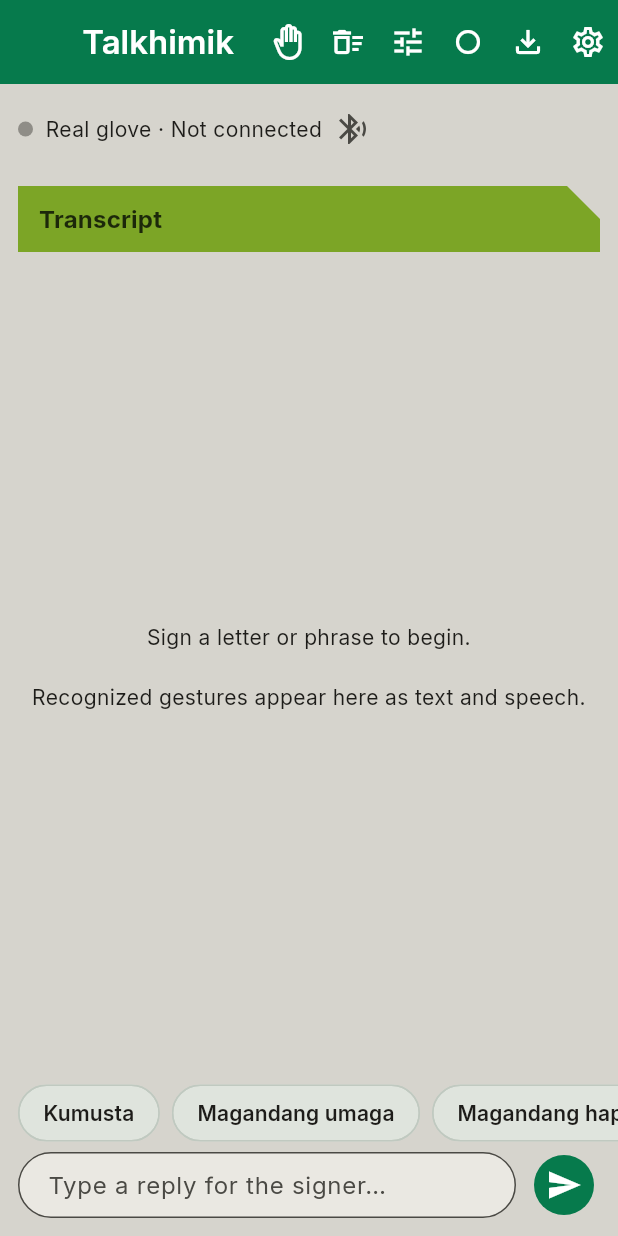
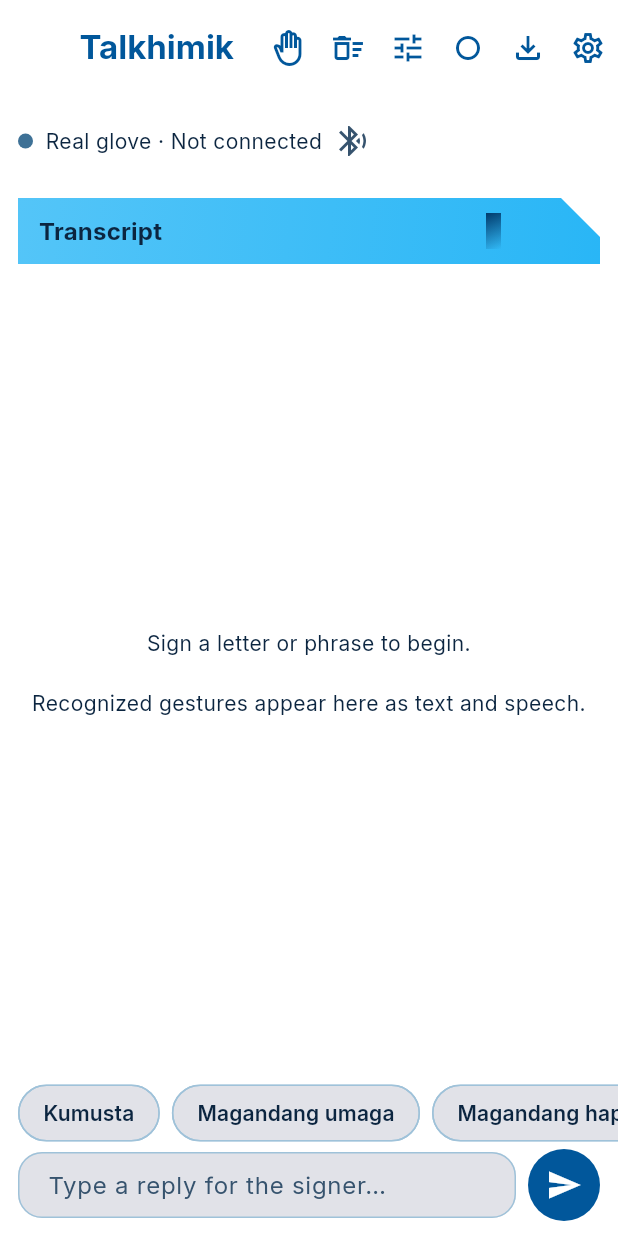
Before and after one commit to DaRealDB/Talkhimik-FSL-gloves, a Flutter app: the screen it shows after launch, on a phone screen of 412 x 824 dp. Run offline on Flutter 3.47's test engine with Material 3 defaults, Android fonts, the phone set to English and light mode, and no system bars; our stand-ins replace flutter_blue_plus, flutter_riverpod, flutter_tts, hive_ce, permission_handler, share_plus and 1 more; accounts and stored records are empty.

Commit message:
ui: step 2 - blue token rewrite + diagonal slab language
- Palette rewritten to sky/azure/navy on white (approved); green/olive
  tokens deleted; light primary theme with 64 dp left-title app bar
- Component metrics: 48 dp pills, 56 dp inputs with azure focus, 16 dp
  card radius + 1 dp AA hairline, navy-tinted shadows, bottom-nav theming
- DiagonalSlab + SlabBackdrop widgets; HeaderBand re-skinned with the
  brand gradient, 45° end cap, and fold-shadow seam

Co-Authored-By: Claude Code <noreply@anthropic.com>

```diff
--- a/lib/core/theme/app_theme.dart
+++ b/lib/core/theme/app_theme.dart
@@ -2,45 +2,75 @@ import 'package:flutter/material.dart';
 
 import 'motion.dart';
 
-/// Talkhimik design tokens (approved 2026-10, "simplify + refresh" pass) —
-/// Pokémon GO Hub-style: brand green surfaces, olive-lime header bands with
-/// a deep-green diagonal corner, warm-gray page, light rounded cards, pill
-/// shapes. LIGHT is the primary theme; the dark variant derives from the
-/// same hues. WCAG AA throughout (on-lime text is near-black — white fails).
+/// Talkhimik design tokens v3 (approved 2026-10) — the three signature
+/// blues (sky / azure / navy) on a clean white field, 45° diagonal slab
+/// geometry, soft navy-tinted shadows. Supersedes the green/olive palette;
+/// the token ARCHITECTURE (ColorScheme + ThemeExtensions) is unchanged.
+///
+/// AA rules baked in: sky #54C5F8 and azure #29B6F6 are FILLS only
+/// (≈1.9:1 / ≈2.3:1 on white); anything on them uses navy text. Every
+/// card/input carries the 1 dp #3E7196 hairline (4.4:1 vs white) so the
+/// background → card → chip depth step is always legible.
 class AppColors {
   AppColors._();
 
   // Brand (light)
-  static const brandGreen = Color(0xFF067A4C); // app bar, primary buttons
-  static const forest = Color(0xFF17713F); // diagonal corner, outlines
-  static const lime = Color(0xFF7CA526); // header band
-  static const limeText = Color(0xFF1C280A); // on-lime (AA)
-  static const primaryContainer = Color(0xFFCFE8D8);
-  static const onPrimaryContainer = Color(0xFF0A3323);
-  static const warmPage = Color(0xFFD6D4CD);
-  static const card = Color(0xFFEAE8E2);
-  static const surfaceVariant = Color(0xFFBFBDB6);
-  static const outlineGray = Color(0xFF8F8D87);
-  static const text = Color(0xFF1D1C19);
-  static const textMuted = Color(0xFF4A4944);
+  static const navy = Color(0xFF01579B); // primary, active states
+  static const navyText = Color(0xFF0B2540); // primary text (14.5:1)
+  static const azure = Color(0xFF29B6F6); // secondary — fills only
+  static const sky = Color(0xFF54C5F8); // tertiary — decoration only
+  static const fold = Color(0xFF013A6B); // fold-shadow core
+  static const tintSky = Color(0xFFF3F9FD); // card surface
+  static const tintSkyDeep = Color(0xFFE6F3FB); // chips / inputs
+  static const textSecondary = Color(0xFF36536E); // 8.0:1 on white
+  static const textTertiary = Color(0xFF5F7A91); // 4.6:1 on white
+  static const outlineBlue = Color(0xFF3E7196); // hairlines (4.4:1)
+  static const outlineSoft = Color(0xFF9FC2D9); // decorative dividers
+  static const shadowBlue = Color(0x1F01579B); // rgba(1,87,155,0.12)
 
-  // State
+  // Dark
+  static const darkBg = Color(0xFF06182B);
+  static const darkSurface = Color(0xFF0C2540);
+  static const darkSurfaceVariant = Color(0xFF123456);
+  static const darkOutline = Color(0xFF5B87AB);
+
+  // Semantic
   static const success = Color(0xFF1B7A3D);
   static const warning = Color(0xFFB26A00);
   static const danger = Color(0xFFB3261E);
+  static const infoTeal = Color(0xFF00796B); // info ≠ brand blue
 
-  // Finger fill gradient (neutral → lime as flexion grows).
-  static const fingerLow = Color(0xFFD8D0C4);
-  static const fingerHigh = Color(0xFF7CA526);
-
-  /// Confidence badge colors (FR-4): outline-style so they never read as
-  /// brand surfaces; AA on both themes.
+  /// Confidence badge colors (FR-4): green/amber/red + ✓/◐/! glyphs.
   static const confidenceGreen = Color(0xFF1B7A3D);
   static const confidenceAmber = Color(0xFFB26A00);
   static const confidenceRed = Color(0xFFB3261E);
+
+  // Finger gradient (2-stop approximation; the 4-stop version lands with
+  // the hand re-skin).
+  static const fingerLow = Color(0xFFD6EEFB);
+  static const fingerHigh = Color(0xFF54C5F8);
+
+  static const brandGradient = LinearGradient(
+    begin: Alignment.topLeft,
+    end: Alignment.bottomRight,
+    colors: [sky, azure],
+  );
+
+  static const deepGradient = LinearGradient(
+    begin: Alignment.topLeft,
+    end: Alignment.bottomRight,
+    colors: [azure, navy],
+  );
+
+  /// Soft inner shadow where navy meets azure (the logo's fold).
+  static const foldGradient = LinearGradient(
+    begin: Alignment.topLeft,
+    end: Alignment.bottomRight,
+    colors: [fold, Color(0x00013A6B)],
+  );
 }
 
-/// Custom tokens beyond [ColorScheme] (header band, finger gradient).
+/// Custom tokens beyond [ColorScheme] (slab colors, finger gradient).
 @immutable
 class TalkhimikTokens extends ThemeExtension<TalkhimikTokens> {
   const TalkhimikTokens({
@@ -51,13 +81,13 @@ class TalkhimikTokens extends ThemeExtension<TalkhimikTokens> {
     required this.fingerHigh,
   });
 
-  /// Olive-lime card header band.
+  /// Sky — diagonal slab / header fills.
   final Color header;
 
-  /// Deep forest green of the diagonal corner.
+  /// Navy — outline, accents, fold shadow.
   final Color headerDark;
 
-  /// AA-safe text on the header band.
+  /// AA-safe text on the slab (navy on sky).
   final Color headerText;
 
   /// Finger gradient endpoints.
@@ -65,19 +95,19 @@ class TalkhimikTokens extends ThemeExtension<TalkhimikTokens> {
   final Color fingerHigh;
 
   static const light = TalkhimikTokens(
-    header: AppColors.lime,
-    headerDark: AppColors.forest,
-    headerText: AppColors.limeText,
+    header: AppColors.sky,
+    headerDark: AppColors.navy,
+    headerText: AppColors.navyText,
     fingerLow: AppColors.fingerLow,
     fingerHigh: AppColors.fingerHigh,
   );
 
   static const dark = TalkhimikTokens(
-    header: Color(0xFF9CBF4D),
-    headerDark: Color(0xFF4CAF7D),
-    headerText: Color(0xFF1B2908),
-    fingerLow: Color(0xFF4A463E),
-    fingerHigh: Color(0xFF9CBF4D),
+    header: AppColors.sky,
+    headerDark: AppColors.azure,
+    headerText: AppColors.darkBg,
+    fingerLow: AppColors.fingerLow,
+    fingerHigh: AppColors.sky,
   );
 
   @override
@@ -108,9 +138,6 @@ class TalkhimikTokens extends ThemeExtension<TalkhimikTokens> {
     );
   }
 }
-
-const _radiusCard = 16.0;
-const _radiusControl = 12.0;
 
 /// App-specific text styles (typography pass): the product's main text
 /// (transcriptWord) is the largest, most legible style; live numbers use
@@ -232,32 +259,123 @@ TalkhimikText _buildTalkhimikText() => const TalkhimikText(
 
 ThemeData buildLightTheme() {
   final scheme = ColorScheme.fromSeed(
-    seedColor: AppColors.brandGreen,
-    primary: AppColors.brandGreen,
-    secondary: AppColors.forest,
-    tertiary: AppColors.lime,
-    surface: AppColors.card,
-    onSurface: AppColors.text,
-    onSurfaceVariant: AppColors.textMuted,
-    outline: AppColors.outlineGray,
+    seedColor: AppColors.navy,
+    primary: AppColors.navy,
+    onPrimary: Colors.white,
+    secondary: AppColors.azure,
+    onSecondary: AppColors.navyText,
+    tertiary: AppColors.sky,
+    onTertiary: AppColors.navyText,
+    surface: AppColors.tintSky,
+    onSurface: AppColors.navyText,
+    onSurfaceVariant: AppColors.textSecondary,
+    outline: AppColors.outlineBlue,
+    outlineVariant: AppColors.outlineSoft,
     error: AppColors.danger,
     brightness: Brightness.light,
   );
   return _base(scheme, TalkhimikTokens.light).copyWith(
-    scaffoldBackgroundColor: AppColors.warmPage,
+    scaffoldBackgroundColor: Colors.white,
+    appBarTheme: AppBarTheme(
+      backgroundColor: Colors.white,
+      foregroundColor: AppColors.navy,
+      centerTitle: false,
+      elevation: 0,
+      scrolledUnderElevation: 1,
+      toolbarHeight: 64,
+      titleTextStyle: const TextStyle(
+        fontFamily: 'Inter',
+        fontSize: 22,
+        fontWeight: FontWeight.w700,
+        color: AppColors.navy,
+      ),
+    ),
+    filledButtonTheme: FilledButtonThemeData(
+      style: FilledButton.styleFrom(
+        backgroundColor: AppColors.navy,
+        foregroundColor: Colors.white,
+        minimumSize: const Size(88, 48),
+        padding: const EdgeInsets.symmetric(horizontal: 24),
+        textStyle: const TextStyle(
+            fontFamily: 'Inter', fontSize: 16, fontWeight: FontWeight.w600),
+        shape: const StadiumBorder(),
+      ),
+    ),
+    outlinedButtonTheme: OutlinedButtonThemeData(
+      style: OutlinedButton.styleFrom(
+        foregroundColor: AppColors.navy,
+        minimumSize: const Size(88, 48),
+        padding: const EdgeInsets.symmetric(horizontal: 24),
+        side: const BorderSide(color: AppColors.navy, width: 1.5),
+        shape: const StadiumBorder(),
+      ),
+    ),
+    bottomNavigationBarTheme: const BottomNavigationBarThemeData(
+      backgroundColor: Colors.white,
+      selectedItemColor: AppColors.navy,
+      unselectedItemColor: AppColors.textTertiary,
+      type: BottomNavigationBarType.fixed,
+      showUnselectedLabels: true,
+    ),
   );
 }
 
 ThemeData buildDarkTheme() {
   final scheme = ColorScheme.fromSeed(
-    seedColor: const Color(0xFF3DD68C),
-    primary: const Color(0xFF3DD68C),
-    secondary: const Color(0xFF4CAF7D),
-    tertiary: const Color(0xFF9CBF4D),
+    seedColor: const Color(0xFF54C5F8),
+    primary: const Color(0xFF54C5F8),
+    onPrimary: const Color(0xFF06182B),
+    secondary: const Color(0xFF29B6F6),
+    onSecondary: const Color(0xFF06182B),
+    tertiary: const Color(0xFF29B6F6),
     brightness: Brightness.dark,
+    surface: const Color(0xFF0C2540),
+    onSurface: Colors.white,
+    outline: const Color(0xFF5B87AB),
+    error: const Color(0xFFF2B8B5),
   );
   return _base(scheme, TalkhimikTokens.dark).copyWith(
-    scaffoldBackgroundColor: const Color(0xFF1B1D19),
+    scaffoldBackgroundColor: const Color(0xFF06182B),
+    appBarTheme: const AppBarTheme(
+      backgroundColor: Color(0xFF06182B),
+      foregroundColor: Colors.white,
+      centerTitle: false,
+      elevation: 0,
+      toolbarHeight: 64,
+      titleTextStyle: TextStyle(
+        fontFamily: 'Inter',
+        fontSize: 22,
+        fontWeight: FontWeight.w700,
+        color: Colors.white,
+      ),
+    ),
+    filledButtonTheme: FilledButtonThemeData(
+      style: FilledButton.styleFrom(
+        backgroundColor: const Color(0xFF54C5F8),
+        foregroundColor: const Color(0xFF06182B),
+        minimumSize: const Size(88, 48),
+        padding: const EdgeInsets.symmetric(horizontal: 24),
+        textStyle: const TextStyle(
+            fontFamily: 'Inter', fontSize: 16, fontWeight: FontWeight.w600),
+        shape: const StadiumBorder(),
+      ),
+    ),
+    outlinedButtonTheme: OutlinedButtonThemeData(
+      style: OutlinedButton.styleFrom(
+        foregroundColor: const Color(0xFF54C5F8),
+        minimumSize: const Size(88, 48),
+        padding: const EdgeInsets.symmetric(horizontal: 24),
+        side: const BorderSide(color: Color(0xFF54C5F8), width: 1.5),
+        shape: const StadiumBorder(),
+      ),
+    ),
+    bottomNavigationBarTheme: const BottomNavigationBarThemeData(
+      backgroundColor: Color(0xFF0C2540),
+      selectedItemColor: Color(0xFF54C5F8),
+      unselectedItemColor: Color(0xFF5F7A91),
+      type: BottomNavigationBarType.fixed,
+      showUnselectedLabels: true,
+    ),
   );
 }
 
@@ -267,8 +385,7 @@ ThemeData _base(ColorScheme scheme, TalkhimikTokens tokens) => ThemeData(
       textTheme: _buildTextTheme(scheme.onSurface),
       useMaterial3: true,
       extensions: [tokens, _buildTalkhimikText(), TalkhimikMotion.values],
-      // Shared fade-through page transition (≤ 280 ms) + brand-tinted
-      // ripples for the pill microinteractions.
+      // Shared fade-through page transition (≤ 280 ms) + azure ripples.
       pageTransitionsTheme: const PageTransitionsTheme(
         builders: {
           TargetPlatform.android: FadeForwardsPageTransitionsBuilder(),
@@ -277,21 +394,18 @@ ThemeData _base(ColorScheme scheme, TalkhimikTokens tokens) => ThemeData(
           TargetPlatform.macOS: FadeForwardsPageTransitionsBuilder(),
         },
       ),
-      splashColor: AppColors.brandGreen.withValues(alpha: 0.15),
-      highlightColor: AppColors.brandGreen.withValues(alpha: 0.08),
-      appBarTheme: AppBarTheme(
-        backgroundColor: scheme.primary,
-        foregroundColor: scheme.onPrimary,
-        centerTitle: true,
-        elevation: 0,
-      ),
+      splashColor: AppColors.azure.withValues(alpha: 0.2),
+      highlightColor: AppColors.azure.withValues(alpha: 0.08),
+      // Cards: tinted glass base, soft navy-tinted shadow, and the 1 dp
+      // hairline that carries the background → card depth step (4.4:1).
       cardTheme: CardThemeData(
         color: scheme.surface,
         surfaceTintColor: Colors.transparent,
         elevation: 1,
-        shadowColor: Colors.black.withValues(alpha: 0.08),
+        shadowColor: AppColors.shadowBlue,
         shape: RoundedRectangleBorder(
-          borderRadius: BorderRadius.circular(_radiusCard),
+          borderRadius: BorderRadius.circular(16),
+          side: BorderSide(color: scheme.outline, width: 1),
         ),
         margin: const EdgeInsets.symmetric(vertical: 4),
       ),
@@ -299,41 +413,6 @@ ThemeData _base(ColorScheme scheme, TalkhimikTokens tokens) => ThemeData(
         shape: const StadiumBorder(),
         backgroundColor: scheme.surfaceContainerHighest,
         side: BorderSide(color: scheme.outlineVariant),
-      ),
-      filledButtonTheme: FilledButtonThemeData(
-        style: FilledButton.styleFrom(
-          backgroundColor: scheme.primary,
-          foregroundColor: scheme.onPrimary,
-          shape: RoundedRectangleBorder(
-            borderRadius: BorderRadius.circular(_radiusControl),
-          ),
-        ),
-      ),
-      outlinedButtonTheme: OutlinedButtonThemeData(
-        style: OutlinedButton.styleFrom(
-          foregroundColor: scheme.onSurface,
-          side: BorderSide(color: scheme.outline),
-          shape: RoundedRectangleBorder(
-            borderRadius: BorderRadius.circular(_radiusControl),
-          ),
-        ),
-      ),
-      inputDecorationTheme: InputDecorationTheme(
-        filled: true,
-        fillColor: scheme.surface,
-        border: OutlineInputBorder(
-          borderRadius: BorderRadius.circular(_radiusControl),
-        ),
-      ),
-      listTileTheme: ListTileThemeData(
-        shape: RoundedRectangleBorder(
-          borderRadius: BorderRadius.circular(_radiusCard),
-        ),
-      ),
-      expansionTileTheme: ExpansionTileThemeData(
-        shape: RoundedRectangleBorder(
-          borderRadius: BorderRadius.circular(_radiusCard),
-        ),
       ),
       switchTheme: SwitchThemeData(
         thumbColor: WidgetStateProperty.resolveWith(
@@ -356,6 +435,42 @@ ThemeData _base(ColorScheme scheme, TalkhimikTokens tokens) => ThemeData(
           ),
         ),
       ),
+      inputDecorationTheme: InputDecorationTheme(
+        filled: true,
+        fillColor: scheme.surfaceContainerHighest,
+        contentPadding:
+            const EdgeInsets.symmetric(horizontal: 16, vertical: 16),
+        border: OutlineInputBorder(
+          borderRadius: BorderRadius.circular(16),
+          borderSide: BorderSide(color: scheme.outlineVariant),
+        ),
+        enabledBorder: OutlineInputBorder(
+          borderRadius: BorderRadius.circular(16),
+          borderSide: BorderSide(color: scheme.outlineVariant),
+        ),
+        // 1.5 dp azure focus border — never a heavy dark outline.
+        focusedBorder: OutlineInputBorder(
+          borderRadius: BorderRadius.circular(16),
+          borderSide: BorderSide(color: scheme.secondary, width: 1.5),
+        ),
+      ),
+      iconButtonTheme: IconButtonThemeData(
+        style: IconButton.styleFrom(
+          iconSize: 24,
+          minimumSize: const Size(48, 48),
+          splashFactory: InkRipple.splashFactory,
+        ),
+      ),
+      listTileTheme: ListTileThemeData(
+        shape: RoundedRectangleBorder(
+          borderRadius: BorderRadius.circular(16),
+        ),
+      ),
+      expansionTileTheme: ExpansionTileThemeData(
+        shape: RoundedRectangleBorder(
+          borderRadius: BorderRadius.circular(16),
+        ),
+      ),
       progressIndicatorTheme: ProgressIndicatorThemeData(
         color: scheme.primary,
         linearTrackColor: scheme.surfaceContainerHighest,
--- a/lib/ui/widgets/header_band.dart
+++ b/lib/ui/widgets/header_band.dart
@@ -3,8 +3,9 @@ import 'package:flutter/material.dart';
 import '../../core/theme/app_theme.dart';
 import 'anim.dart';
 
-/// Olive-lime header band with the deep-green diagonal corner — the shared
-/// design-language element for panel headers across screens.
+/// Header band in the signature language: a sky→azure diagonal gradient
+/// fill with a 45° end cap, the fold-shadow gradient where the cap meets
+/// the body, navy title text (AA), and a glass chip.
 class HeaderBand extends StatelessWidget {
   const HeaderBand({
     super.key,
@@ -23,14 +24,26 @@ class HeaderBand extends StatelessWidget {
 
   @override
   Widget build(BuildContext context) {
-    final tokens = Theme.of(context).extension<TalkhimikTokens>() ??
-        TalkhimikTokens.light;
     final band = ClipPath(
-      clipper: const _CornerClipper(corner: 22),
+      // 45° diagonal end cap on the right (the logo's slab language).
+      clipper: const _DiagonalEndCap(corner: 26),
       child: Container(
-        color: tokens.header,
-        padding: const EdgeInsets.fromLTRB(14, 10, 14, 10),
-        child: Row(
+        decoration: const BoxDecoration(gradient: AppColors.brandGradient),
+        padding: const EdgeInsets.fromLTRB(14, 10, 40, 10),
+        child: Stack(
+          children: [
+            // Fold shadow where the cap meets the band.
+            Positioned(
+              right: 26,
+              top: 0,
+              bottom: 0,
+              child: Container(
+                width: 10,
+                decoration: const BoxDecoration(
+                    gradient: AppColors.foldGradient),
+              ),
+            ),
+            Row(
               children: [
                 Expanded(
                   child: Text(
@@ -38,7 +51,7 @@ class HeaderBand extends StatelessWidget {
                     maxLines: 1,
                     overflow: TextOverflow.ellipsis,
                     style: Theme.of(context).textTheme.titleMedium?.copyWith(
-                      color: tokens.headerText,
+                          color: AppColors.navyText,
                           fontWeight: FontWeight.w700,
                         ),
                   ),
@@ -55,8 +68,8 @@ class HeaderBand extends StatelessWidget {
                           padding: const EdgeInsets.symmetric(
                               horizontal: 8, vertical: 3),
                           decoration: BoxDecoration(
-                        color: Color.lerp(tokens.headerDark,
-                            tokens.header, t.value),
+                            color: Color.lerp(Colors.white,
+                                AppColors.tintSky, t.value),
                             borderRadius: BorderRadius.circular(12),
                           ),
                           child: Text(
@@ -66,11 +79,13 @@ class HeaderBand extends StatelessWidget {
                             style: Theme.of(context)
                                 .textTheme
                                 .labelSmall
-                            ?.copyWith(color: Colors.white),
+                                ?.copyWith(color: AppColors.navyText),
                           ),
                         ),
                       ),
                     ),
+                  ),
+              ],
             ),
           ],
         ),
@@ -81,9 +96,9 @@ class HeaderBand extends StatelessWidget {
   }
 }
 
-/// Cuts the top-right diagonal corner.
-class _CornerClipper extends CustomClipper<Path> {
-  const _CornerClipper({required this.corner});
+/// Cuts a 45° diagonal end cap on the right.
+class _DiagonalEndCap extends CustomClipper<Path> {
+  const _DiagonalEndCap({required this.corner});
 
   final double corner;
 
@@ -97,6 +112,6 @@ class _CornerClipper extends CustomClipper<Path> {
     ..close();
 
   @override
-  bool shouldReclip(_CornerClipper oldClipper) =>
+  bool shouldReclip(_DiagonalEndCap oldClipper) =>
       oldClipper.corner != corner;
 }
```
Also changed, not shown: lib/ui/widgets/diagonal_slab.dart (added, +80 -0 lines), 1 other file. Lines whose indentation alone changed are shown as unchanged.
